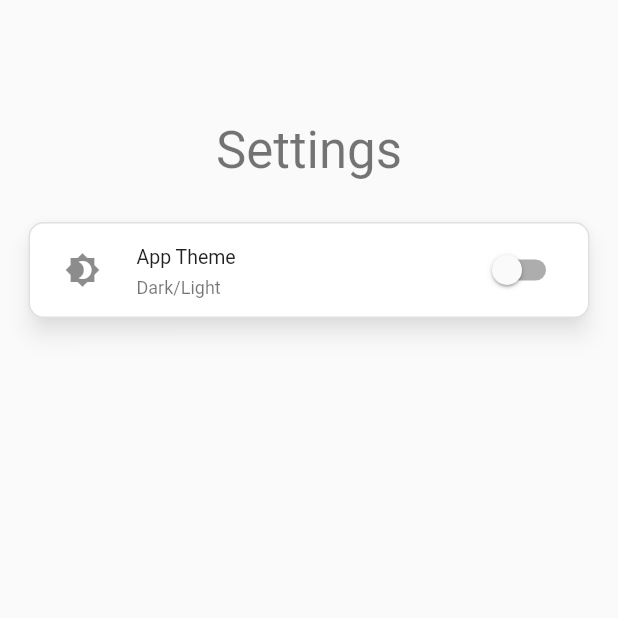
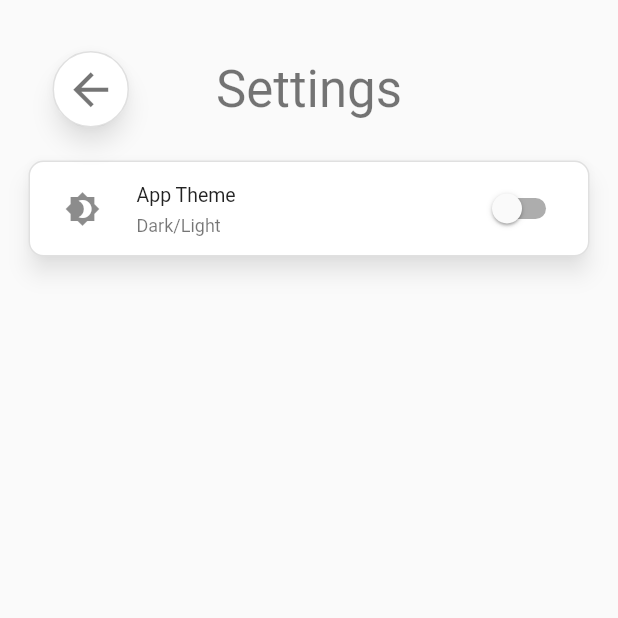
Before and after one commit to afandos-bbm/DAM_TFG, a Flutter app: the SettingsPage screen opened directly, on a phone screen of 412 x 824 dp, the top half of it. Run offline on Flutter 3.47's test engine with Material 2 defaults, Android fonts, the light colour scheme and no system bars; our stand-ins replace cloud_firestore, firebase_auth, firebase_core, firebase_storage, get_it, google_sign_in and 2 more; missing offline and left inert: flutter_facebook_auth; accounts and stored records are empty; statements that could not run were skipped.

Commit message:
commented: phonenumber check, added back buttons in the profile pages

```diff
--- a/lib/ui/pages/home/profile/settings_page.dart
+++ b/lib/ui/pages/home/profile/settings_page.dart
@@ -1,4 +1,6 @@
 import 'package:cuevaDelRecambio/domain/services/providers/theme_provider.dart';
+import 'package:cuevaDelRecambio/ui/themes/dark_theme.dart';
+import 'package:cuevaDelRecambio/ui/themes/light_theme.dart';
 import 'package:flutter/material.dart';
 import 'package:provider/provider.dart';
 
@@ -7,14 +9,52 @@ class SettingsPage extends StatelessWidget {
 
   @override
   Widget build(BuildContext context) {
-    return Scaffold(
+    return SafeArea(
+      child: Scaffold(
+          floatingActionButtonLocation: FloatingActionButtonLocation.startTop,
+          floatingActionButton: Padding(
+            padding: const EdgeInsets.all(15.0),
+            child: Column(
+              children: [
+                SizedBox(
+                  height: 15,
+                ),
+                InkWell(
+                  onTap: () {
+                    Navigator.of(context).pop();
+                  },
+                  child: Card(
+                    elevation: 6,
+                    shape: RoundedRectangleBorder().copyWith(
+                      borderRadius: BorderRadius.circular(30),
+                      side: BorderSide(
+                        color: Provider.of<ThemeProvider>(context).isDarkMode
+                            ? Colors.white12
+                            : Colors.black12,
+                      ),
+                    ),
+                    child: Padding(
+                      padding: const EdgeInsets.all(8.0),
+                      child: Icon(
+                        Icons.arrow_back,
+                        color: Provider.of<ThemeProvider>(context).isDarkMode
+                            ? Colors.white
+                            : Colors.black54,
+                        size: 35,
+                      ),
+                    ),
+                  ),
+                ),
+              ],
+            ),
+          ),
           body: Center(
             child: Padding(
               padding: const EdgeInsets.all(15.0),
               child: Column(
                 mainAxisAlignment: MainAxisAlignment.start,
                 children: <Widget>[
-            const SizedBox(height: 65),
+                  const SizedBox(height: 24),
                   Text(
                     'Settings',
                     style: Theme.of(context).textTheme.headline4,
@@ -40,6 +80,7 @@ class SettingsPage extends StatelessWidget {
                 ],
               ),
             ),
-    ));
+          )),
+    );
   }
 }
--- a/lib/ui/themes/dark_theme.dart
+++ b/lib/ui/themes/dark_theme.dart
@@ -22,9 +22,7 @@ class DarkTheme {
             ),
           ),
         ),
-        listTileTheme: ListTileThemeData().copyWith(
-          dense: true,
-        ),
+        listTileTheme: ListTileThemeData().copyWith(dense: true),
         elevatedButtonTheme: ElevatedButtonThemeData(
             style: ButtonStyle(
                 backgroundColor: MaterialStateProperty.all(primaryColor),
```
Also changed, not shown: lib/ui/pages/home/profile/edit_profile_page.dart (+135 -93 lines). Lines whose indentation alone changed are shown as unchanged.
